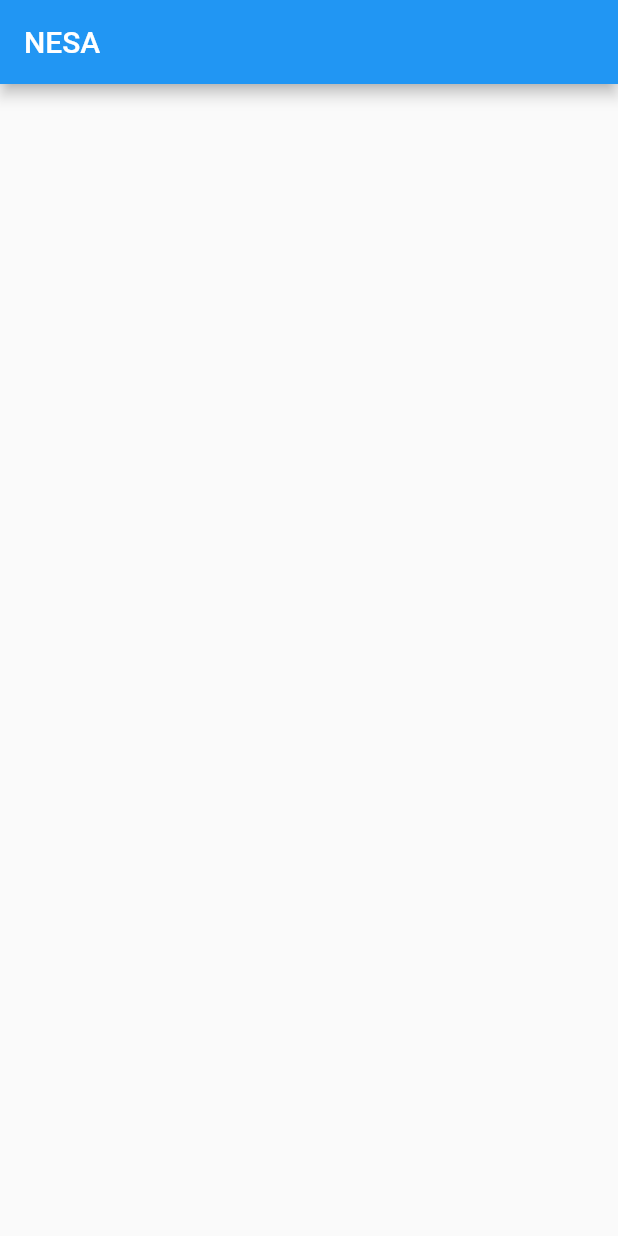
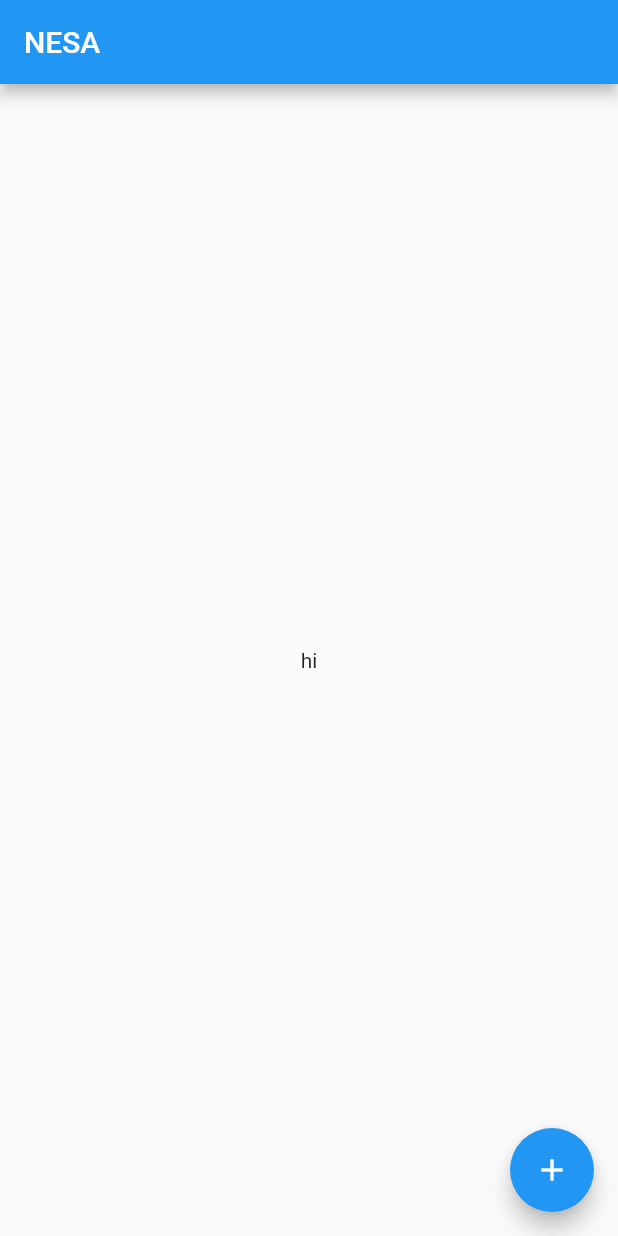
Before and after one commit to NesaByte/Contient, a Flutter app: the screen it shows after launch, on a phone screen of 412 x 824 dp. Run offline on Flutter 3.47's test engine with Material 2 defaults, Android fonts, the phone set to English and light mode, and no system bars; missing offline and left inert: web3dart.

Commit message:
Reading from ganashe

```diff
--- a/lib/main.dart
+++ b/lib/main.dart
@@ -1,6 +1,8 @@
 import 'package:http/http.dart';
 import 'package:flutter/material.dart';
 import 'package:web3dart/web3dart.dart';
+import 'package:web_socket_channel/io.dart';
+
 
 void main() {
   runApp(MyApp());
@@ -44,39 +46,37 @@ class MyHomePage extends StatefulWidget {
 
 class _MyHomePageState extends State<MyHomePage> {
 
-  Client httpClient;
-  Web3Client ethClient;
+  String http_url = "http://127.0.0.1:7545";
+  String ws_url = "ws://127.0.0.1:7545/";
 
-  final String myAddress ="";
-  final infura = "https://rinkeby.infura.io/v3/a8204bf8b68b4cf593ace415879e53a9";
+  Future<void> sendEther() async{
+    Web3Client client = Web3Client(http_url, Client(), socketConnector: (){
+      return IOWebSocketChannel.connect(ws_url).cast<String>();
+    });
 
-  @override
-  void initState(){
-    super.initState();
-    httpClient = Client();
-    ethClient = Web3Client(infura, httpClient);
-    //get something(myAddress)
+    String privateKey1 = "5ced48571b7097f487c4a261cf457874b68d02183b477c2993ab39f48be26478";
+
+    Credentials cred = await client.credentialsFromPrivateKey(privateKey1);
+
+    EthereumAddress ownAddress = await cred.extractAddress();
+    print(ownAddress);
+
+    //client.sendTransaction(cred, Transaction(from: ownAddress));
   }
 
-  Future<List<dynamic>> query(String functionName, List <dynamic> argss) async{
-    final contract = await loadContract();
-  }
 
   @override
   Widget build(BuildContext context) {
-    // This method is rerun every time setState is called, for instance as done
-    // by the _incrementCounter method above.
-    //
-    // The Flutter framework has been optimized to make rerunning build methods
-    // fast, so that you can just rebuild anything that needs updating rather
-    // than having to individually change instances of widgets.
     return Scaffold(
       appBar: AppBar(
         // Here we take the value from the MyHomePage object that was created by
         // the App.build method, and use it to set our appbar title.
         title: Text(widget.title),
       ),
-      body: Center(
+      body: Center( child: Text("hi")),
+      floatingActionButton: FloatingActionButton(
+        onPressed: sendEther,
+        child: Icon(Icons.add),
       ),
     );
   }
--- a/pubspec.yaml
+++ b/pubspec.yaml
@@ -28,9 +28,9 @@ dependencies:
   # The following adds the Cupertino Icons font to your application.
   # Use with the CupertinoIcons class for iOS style icons.
   cupertino_icons: ^1.0.0
-  web3dart: ^2.0.0-dev.9 #connects to interact with the Ethereum blockchain
-  velocity_x: 1.4.1 #easy UI
-  http: ^0.12.2
+  web3dart: ^2.0.0-dev.9        # Connects to interact with the Ethereum blockchain
+  web_socket_channel: ^1.2.0    # Provides StreamChannel wrappers for WebSocket connections
+  http: ^0.12.2                 # To consume HTTP resources
 
 dev_dependencies:
   flutter_test:
```
Also changed, not shown: pubspec.lock, 1 other file.
